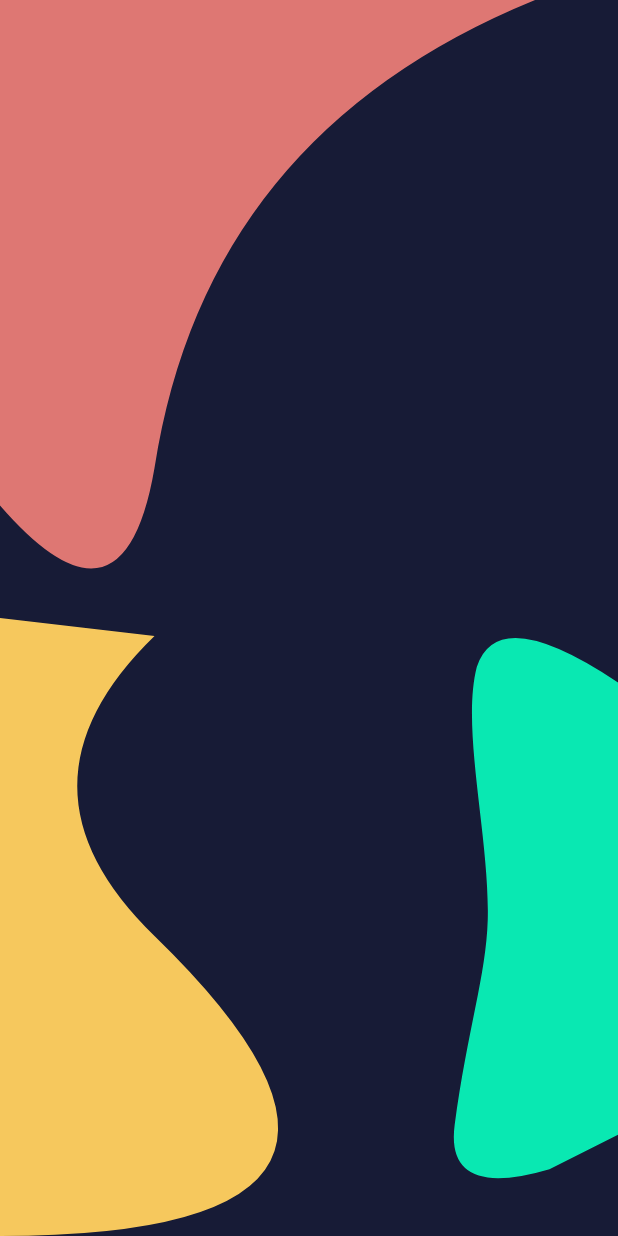
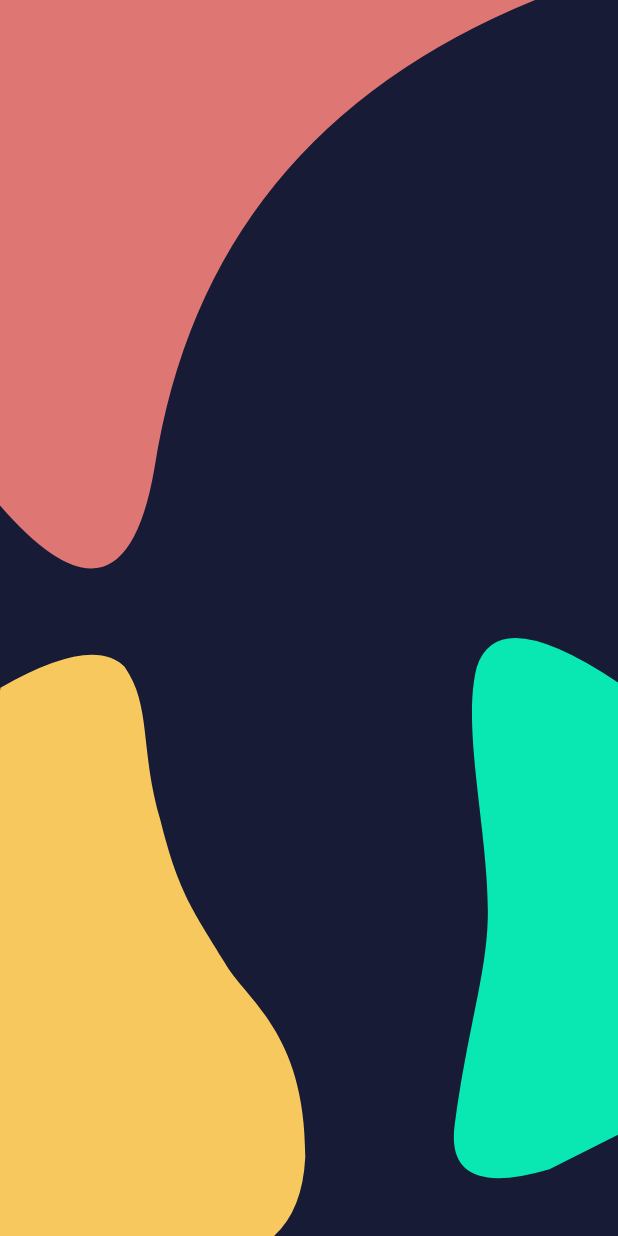
Before and after one commit to shadymohamed532001/New_Bookly, a Flutter app: the first screen one second after launch, on a phone screen of 412 x 824 dp. Run offline on Flutter 3.47's test engine with Material 2 defaults, Android fonts, the light colour scheme and no system bars; our stand-ins replace go_router.

Commit message:
final splash screan

```diff
--- a/lib/Features/Splash/presentation/Views/widgets/ClipersShape.dart
+++ b/lib/Features/Splash/presentation/Views/widgets/ClipersShape.dart
@@ -36,15 +36,39 @@ class Container3Clipper extends CustomClipper<Path> {
 class Container2Clipper extends CustomClipper<Path> {
   @override
   Path getClip(Size size) {
-    Path path = Path();
-    path.lineTo(0, size.height);
-    path.quadraticBezierTo(
-        size.width * 1.5, size.height, size.width * .50, size.height - 200);
-    path.quadraticBezierTo(
-        size.width * 0, size.height - 300, size.width * .5, size.height - 400);
+    Path path_0 = Path();
+    path_0.moveTo(size.width * 0.0016000, size.height * 0.1127167);
+    path_0.quadraticBezierTo(size.width * 0.3006167, size.height * 0.0272000,
+        size.width * 0.4032000, size.height * 0.0790000);
+    path_0.cubicTo(
+        size.width * 0.4914000,
+        size.height * 0.1421167,
+        size.width * 0.4517667,
+        size.height * 0.2130833,
+        size.width * 0.5195833,
+        size.height * 0.3282000);
+    path_0.cubicTo(
+        size.width * 0.5787333,
+        size.height * 0.4471667,
+        size.width * 0.6281333,
+        size.height * 0.4755667,
+        size.width * 0.7265000,
+        size.height * 0.5571333);
+    path_0.cubicTo(
+        size.width * 0.7941000,
+        size.height * 0.6182667,
+        size.width * 0.9888833,
+        size.height * 0.6686167,
+        size.width * 0.9879167,
+        size.height * 0.8723000);
+    path_0.quadraticBezierTo(size.width * 0.9701167, size.height * 1.0579167,
+        size.width * 0.5542000, size.height * 1.0394000);
+    path_0.lineTo(size.width * -0.0190833, size.height * 1.0946667);
+    path_0.lineTo(size.width * -0.0344167, size.height * 0.4028667);
+    path_0.lineTo(size.width * -0.0491000, size.height * 0.2676667);
 
-    path.close();
-    return path;
+    path_0.close();
+    return path_0;
   }
 
   @override
--- a/lib/Features/Splash/presentation/Views/widgets/SplashViewBody.dart
+++ b/lib/Features/Splash/presentation/Views/widgets/SplashViewBody.dart
@@ -1,3 +1,5 @@
+// ignore_for_file: file_names
+
 import 'package:bookly_2/Features/Splash/presentation/Views/widgets/ClipersShape.dart';
 import 'package:bookly_2/Features/Splash/presentation/Views/widgets/CusytomCliper.dart';
 import 'package:bookly_2/Features/Splash/presentation/Views/widgets/SlidingLogoAnimation.dart';
@@ -81,7 +83,7 @@ class _SplashViewBodyState extends State<SplashViewBody>
   }
 
   void navigetToOnBord() {
-    Future.delayed(const Duration(milliseconds: 2000), () {
+    Future.delayed(const Duration(milliseconds: 2050), () {
       GoRouter.of(context).push(AppRouter.KbookonBording);
     });
   }
```
